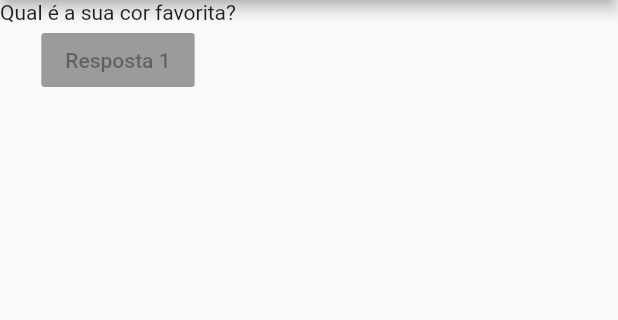
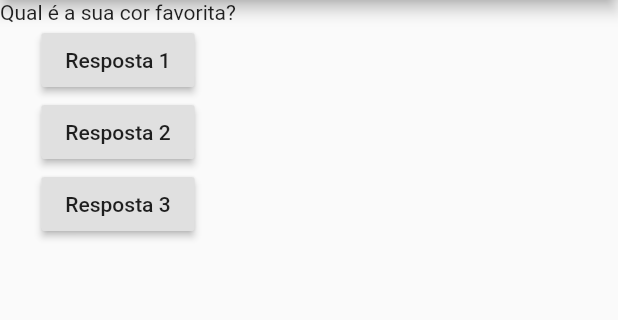
Before and after one commit to marimendes/flutterzinho, a Flutter app: the screen it shows after launch, on a phone screen of 412 x 824 dp, the part 84-404 px from its top. Run offline on Flutter 3.47's test engine with Material 2 defaults, Android fonts, the phone set to English and light mode, and no system bars.

Commit message:
Flutter - Tornando o botão habilitado

```diff
--- a/projeto_perguntas/lib/main.dart
+++ b/projeto_perguntas/lib/main.dart
@@ -5,13 +5,18 @@ main() {
 }
 
 class PerguntaApp extends StatelessWidget{
-  final perguntas = [
-    'Qual é a sua cor favorita?',
-    'Qual é o seu animal favorito?',
-  ];
+
+  void responder(){
+    print('Pergunta respondida!');
+  }
 
   @override
   Widget build(BuildContext context){
+    final perguntas = [
+      'Qual é a sua cor favorita?',
+      'Qual é o seu animal favorito?',
+    ];
+
     return MaterialApp(
       home: Scaffold(
         appBar: AppBar(
@@ -22,7 +27,15 @@ class PerguntaApp extends StatelessWidget{
             Text(perguntas[0]),
             RaisedButton(
               child: Text('Resposta 1'),
-              onPressed: null,
+              onPressed: responder,
+            ),
+            RaisedButton(
+              child: Text('Resposta 2'),
+              onPressed: responder,
+            ),
+            RaisedButton(
+              child: Text('Resposta 3'),
+              onPressed: responder,
             ),
           ],
         ),
```
